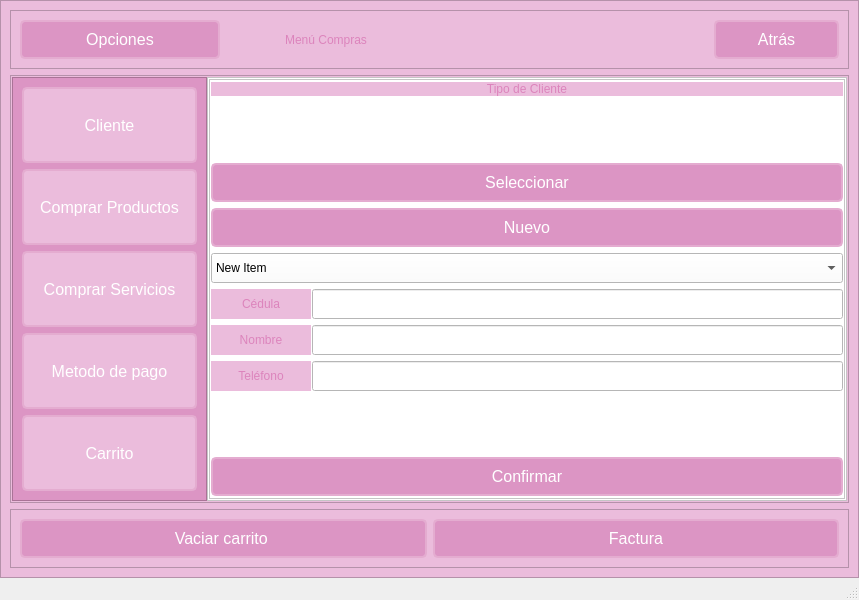
First picture: the form in GUI/ui/Caja.ui, repository C-Sebastian-M/GLAM_MAKEUP_STORE, before the edit.
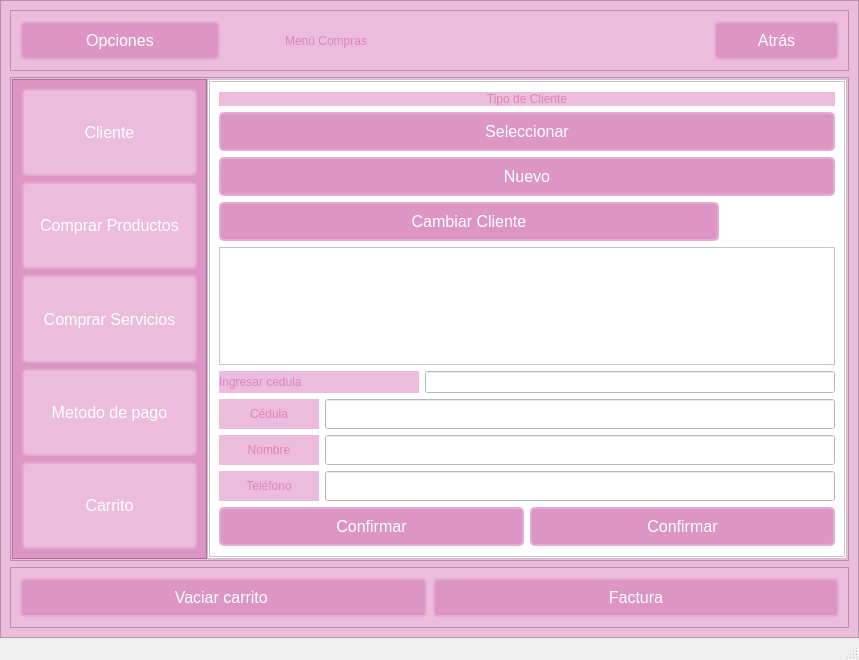
Second picture: the form after the edit. The open tabs and pages were chosen to show the change. Icons and pictures are not drawn.

```diff
--- a/GUI/ui/Caja.ui
+++ b/GUI/ui/Caja.ui
@@ -7,7 +7,7 @@
     <x>0</x>
     <y>0</y>
     <width>859</width>
-    <height>600</height>
+    <height>660</height>
    </rect>
   </property>
   <property name="windowTitle">
@@ -474,23 +474,8 @@
     color: rgb(220, 132, 188); /* Color de texto rgb(220, 132, 188) */
 }</string>
                    </property>
-                   <layout class="QFormLayout" name="formLayout_3">
-                    <property name="horizontalSpacing">
-                     <number>1</number>
-                    </property>
-                    <property name="leftMargin">
-                     <number>1</number>
-                    </property>
-                    <property name="topMargin">
-                     <number>1</number>
-                    </property>
-                    <property name="rightMargin">
-                     <number>1</number>
-                    </property>
-                    <property name="bottomMargin">
-                     <number>1</number>
-                    </property>
-                    <item row="0" column="0" colspan="2">
+                   <layout class="QVBoxLayout" name="verticalLayout_5">
+                    <item>
                      <widget class="QLabel" name="TiCli_3">
                       <property name="text">
                        <string>Tipo de Cliente</string>
@@ -500,7 +485,7 @@
                       </property>
                      </widget>
                     </item>
-                    <item row="4" column="0" colspan="2">
+                    <item>
                      <widget class="QPushButton" name="Seleccionar">
                       <property name="text">
                        <string>Seleccionar</string>
@@ -511,7 +496,7 @@
                       </property>
                      </widget>
                     </item>
-                    <item row="5" column="0" colspan="2">
+                    <item>
                      <widget class="QPushButton" name="Nuevo_2">
                       <property name="text">
                        <string>Nuevo</string>
@@ -522,22 +507,51 @@
                       </property>
                      </widget>
                     </item>
-                    <item row="7" column="0" colspan="2">
-                     <widget class="QComboBox" name="Clientes">
+                    <item>
+                     <widget class="QPushButton" name="ChangeCli">
+                      <property name="maximumSize">
+                       <size>
+                        <width>500</width>
+                        <height>500</height>
+                       </size>
+                      </property>
+                      <property name="text">
+                       <string>Cambiar Cliente</string>
+                      </property>
+                     </widget>
+                    </item>
+                    <item>
+                     <widget class="QTableWidget" name="TablaCedulas"/>
+                    </item>
+                    <item>
+                     <layout class="QHBoxLayout" name="horizontalLayout_6">
+                      <item>
+                       <widget class="QLabel" name="LabelCedula">
                       <property name="minimumSize">
                        <size>
-                        <width>0</width>
-                        <height>30</height>
-                       </size>
-                      </property>
-                      <item>
+                          <width>200</width>
+                          <height>0</height>
+                         </size>
+                        </property>
+                        <property name="maximumSize">
+                         <size>
+                          <width>200</width>
+                          <height>16777215</height>
+                         </size>
+                        </property>
                        <property name="text">
-                        <string>New Item</string>
-                       </property>
-                      </item>
-                     </widget>
-                    </item>
-                    <item row="10" column="0">
+                         <string>Ingresar cedula</string>
+                        </property>
+                       </widget>
+                      </item>
+                      <item>
+                       <widget class="QLineEdit" name="IngCedula"/>
+                      </item>
+                     </layout>
+                    </item>
+                    <item>
+                     <layout class="QHBoxLayout" name="horizontalLayout_8">
+                      <item>
                      <widget class="QLabel" name="Cedula_2">
                       <property name="minimumSize">
                        <size>
@@ -553,7 +567,21 @@
                       </property>
                      </widget>
                     </item>
-                    <item row="12" column="0">
+                      <item>
+                       <widget class="QLineEdit" name="Ced_2">
+                        <property name="minimumSize">
+                         <size>
+                          <width>0</width>
+                          <height>30</height>
+                         </size>
+                        </property>
+                       </widget>
+                      </item>
+                     </layout>
+                    </item>
+                    <item>
+                     <layout class="QHBoxLayout" name="horizontalLayout_9">
+                      <item>
                      <widget class="QLabel" name="Nombre_2">
                       <property name="minimumSize">
                        <size>
@@ -569,7 +597,7 @@
                       </property>
                      </widget>
                     </item>
-                    <item row="12" column="1">
+                      <item>
                      <widget class="QLineEdit" name="Nom_2">
                       <property name="minimumSize">
                        <size>
@@ -579,7 +607,11 @@
                       </property>
                      </widget>
                     </item>
-                    <item row="14" column="0">
+                     </layout>
+                    </item>
+                    <item>
+                     <layout class="QHBoxLayout" name="horizontalLayout_10">
+                      <item>
                      <widget class="QLabel" name="Telefono_2">
                       <property name="minimumSize">
                        <size>
@@ -595,7 +627,7 @@
                       </property>
                      </widget>
                     </item>
-                    <item row="14" column="1">
+                      <item>
                      <widget class="QLineEdit" name="Tel_2">
                       <property name="minimumSize">
                        <size>
@@ -605,14 +637,9 @@
                       </property>
                      </widget>
                     </item>
-                    <item row="17" column="0" colspan="2">
-                     <widget class="QPushButton" name="Confirmar_3">
-                      <property name="text">
-                       <string>Confirmar</string>
-                      </property>
-                     </widget>
+                     </layout>
                     </item>
-                    <item row="16" column="0">
+                    <item>
                      <spacer name="verticalSpacer_3">
                       <property name="orientation">
                        <enum>Qt::Vertical</enum>
@@ -625,28 +652,23 @@
                       </property>
                      </spacer>
                     </item>
-                    <item row="3" column="0" colspan="2">
-                     <spacer name="verticalSpacer_2">
-                      <property name="orientation">
-                       <enum>Qt::Vertical</enum>
-                      </property>
-                      <property name="sizeHint" stdset="0">
-                       <size>
-                        <width>20</width>
-                        <height>40</height>
-                       </size>
-                      </property>
-                     </spacer>
-                    </item>
-                    <item row="10" column="1">
-                     <widget class="QLineEdit" name="Ced_2">
-                      <property name="minimumSize">
-                       <size>
-                        <width>0</width>
-                        <height>30</height>
-                       </size>
-                      </property>
-                     </widget>
+                    <item>
+                     <layout class="QHBoxLayout" name="horizontalLayout_7">
+                      <item>
+                       <widget class="QPushButton" name="ConfirmarNew">
+                        <property name="text">
+                         <string>Confirmar</string>
+                        </property>
+                       </widget>
+                      </item>
+                      <item>
+                       <widget class="QPushButton" name="ConfirmarAnt">
+                        <property name="text">
+                         <string>Confirmar</string>
+                        </property>
+                       </widget>
+                      </item>
+                     </layout>
                     </item>
                    </layout>
                   </widget>
```
Left out of the diff: 233 changed lines with no effect on the pictures. Lines whose indentation alone changed are shown as unchanged.
